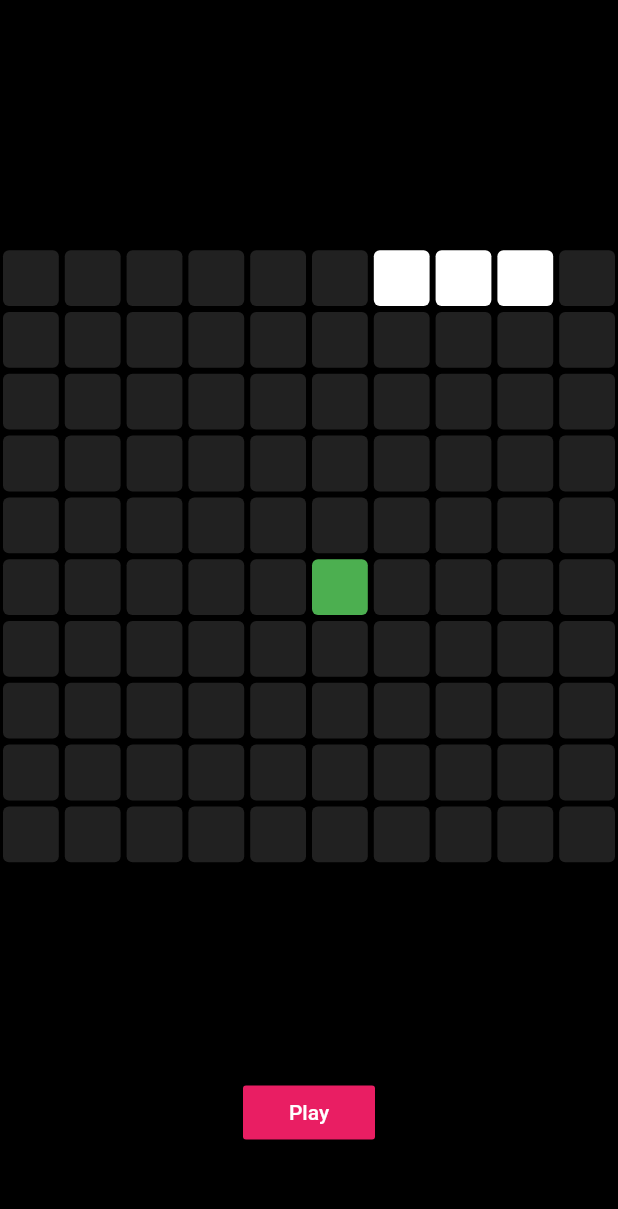
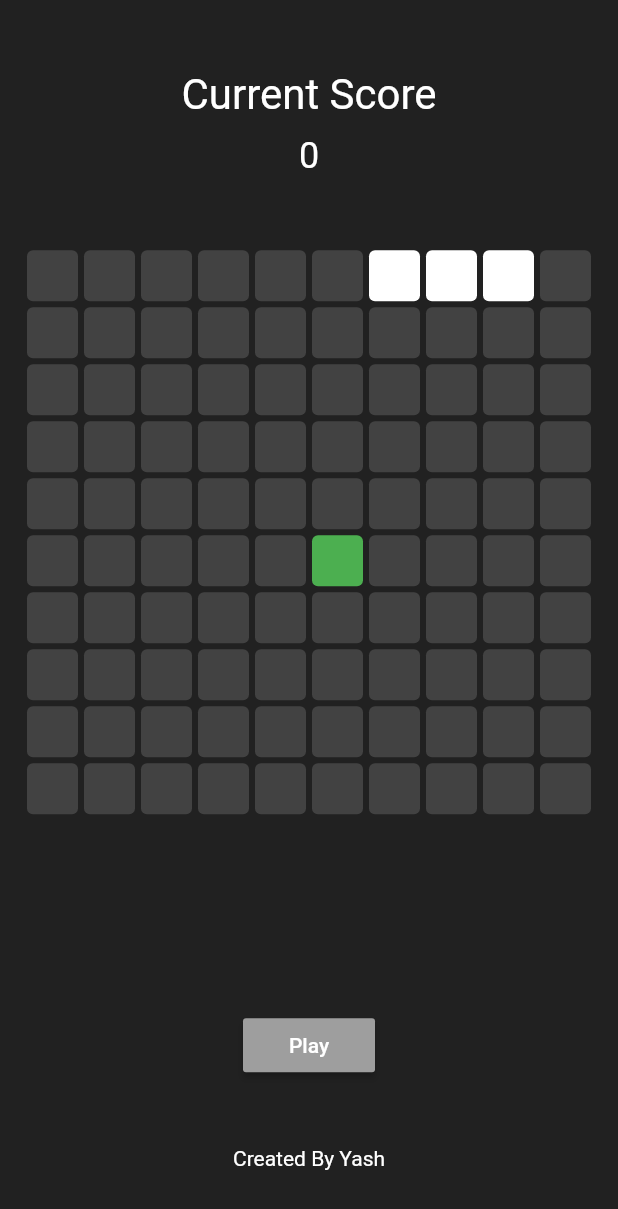
Before and after one commit to Arora-Yash-coder/snake_flutter, a Flutter app: the screen it shows after launch, after a tap on "Play", on a phone screen of 412 x 824 dp. Shown: the top 1209 px of the screen. Run offline on Flutter 3.47's test engine with Material 2 defaults, Android fonts, the phone set to English and light mode, and no system bars.

Commit message:
Almost Finished the Project

```diff
--- a/lib/blank_pixel.dart
+++ b/lib/blank_pixel.dart
@@ -9,7 +9,7 @@ class BlankPixel extends StatelessWidget {
       padding: const EdgeInsets.all(2.0),
       child: Container(
         decoration: BoxDecoration(
-          color: Colors.grey[900],
+          color: Colors.grey[800],
           borderRadius: BorderRadius.circular(4),
         ),
       ),
--- a/lib/home_page.dart
+++ b/lib/home_page.dart
@@ -1,4 +1,5 @@
 import 'dart:async';
+import 'dart:math';
 
 import 'package:flutter/material.dart';
 import 'package:snake_flutter/blank_pixel.dart';
@@ -19,6 +20,12 @@ class _MyHomePageState extends State<MyHomePage> {
   int rowSize = 10;
   int totalNumberOfSquares = 100;
 
+  // Game Score
+  int currentScore = 0;
+
+  // Game State
+  bool isGameRunning = false;
+
   // Snake Pos
   List<int> snakePos = [
     0,
@@ -38,7 +45,22 @@ class _MyHomePageState extends State<MyHomePage> {
       const Duration(milliseconds: 200),
       (timer) {
         setState(() {
+          isGameRunning = true;
           moveSnake();
+          if (gameOver()) {
+            timer.cancel();
+            isGameRunning = false;
+            // Display Score
+            showDialog(
+              context: context,
+              builder: (context) {
+                return AlertDialog(
+                  title: const Text('Game Over'),
+                  content: Text('Your Score is $currentScore'),
+                );
+              },
+            );
+          }
         });
       },
     );
@@ -56,8 +78,6 @@ class _MyHomePageState extends State<MyHomePage> {
             // Add new Head
             snakePos.add(snakePos.last + 1);
           }
-          // Remove tail
-          snakePos.removeAt(0);
         }
         break;
       case snakeDirection.LEFT:
@@ -70,8 +90,6 @@ class _MyHomePageState extends State<MyHomePage> {
             // Add new Head
             snakePos.add(snakePos.last - 1);
           }
-          // Remove tail
-          snakePos.removeAt(0);
         }
         break;
       case snakeDirection.UP:
@@ -84,8 +102,6 @@ class _MyHomePageState extends State<MyHomePage> {
             // Add new Head
             snakePos.add(snakePos.last - rowSize);
           }
-          // Remove tail
-          snakePos.removeAt(0);
         }
         break;
       case snakeDirection.DOWN:
@@ -98,27 +114,68 @@ class _MyHomePageState extends State<MyHomePage> {
             // Add new Head
             snakePos.add(snakePos.last + rowSize);
           }
+        }
+        break;
+      default:
+    }
+
+    if (snakePos.last == foodPos) {
+      eatFood();
+    } else {
       // Remove tail
       snakePos.removeAt(0);
     }
-        break;
-      default:
+  }
+
+  void eatFood() {
+    currentScore++;
+    // Making sure food not spawns on snakes body
+    while (snakePos.contains(foodPos)) {
+      foodPos = Random().nextInt(totalNumberOfSquares);
+    }
+  }
+
+  bool gameOver() {
+    List<int> snakeBody = snakePos.sublist(0, snakePos.length - 1);
+    if (snakeBody.contains(snakePos.last)) {
+      return true;
+    } else {
+      return false;
     }
   }
 
   @override
   Widget build(BuildContext context) {
     return Scaffold(
-      backgroundColor: Colors.black,
-      body: Column(
+      backgroundColor: Colors.grey[900],
+      body: SafeArea(
+        child: Column(
           children: [
             // HighScore
             Expanded(
-            child: Container(),
+              child: Column(
+                crossAxisAlignment: CrossAxisAlignment.center,
+                mainAxisAlignment: MainAxisAlignment.center,
+                children: [
+                  const Text(
+                    'Current Score',
+                    style: TextStyle(fontSize: 28),
+                  ),
+                  const SizedBox(
+                    height: 10,
+                  ),
+                  Text(
+                    currentScore.toString(),
+                    style: const TextStyle(fontSize: 24),
+                  ),
+                ],
+              ),
             ),
             // Game Area
             Expanded(
                 flex: 3,
+                child: Padding(
+                  padding: const EdgeInsets.symmetric(horizontal: 16),
                   child: GestureDetector(
                     onVerticalDragUpdate: (details) {
                       if (details.delta.dy > 0 &&
@@ -155,33 +212,40 @@ class _MyHomePageState extends State<MyHomePage> {
                         }
                       },
                     ),
+                  ),
                 )),
             // Play Button
             Expanded(
-            child: Center(
+              child: Column(
+                mainAxisAlignment: MainAxisAlignment.spaceEvenly,
+                children: [
+                  Center(
                     child: MaterialButton(
-                onPressed: startGame,
-                color: Colors.pink,
+                      onPressed: isGameRunning ? () {} : startGame,
+                      color: isGameRunning ? Colors.grey : Colors.pink,
                       child: const Text('Play'),
                     ),
                   ),
+                  Padding(
+                    padding: const EdgeInsets.symmetric(vertical: 30),
+                    child: Row(
+                      mainAxisAlignment: MainAxisAlignment.center,
+                      children: const [
+                        Text(
+                          'Created By Yash',
+                          style: TextStyle(
+                            color: Colors.white,
+                          ),
+                        ),
+                      ],
+                    ),
+                  ),
+                ],
+              ),
             ),
             //Branding
-          // Padding(
-          //   padding: const EdgeInsets.symmetric(vertical: 30),
-          //   child: Row(
-          //     mainAxisAlignment: MainAxisAlignment.center,
-          //     children: const [
-          //       Text(
-          //         'Created By Yash',
-          //         style: TextStyle(
-          //           color: Colors.white,
-          //         ),
-          //       ),
-          //     ],
-          //   ),
-          // ),
           ],
+        ),
       ),
     );
   }
--- a/lib/main.dart
+++ b/lib/main.dart
@@ -14,7 +14,7 @@ class MyApp extends StatelessWidget {
     return MaterialApp(
       title: 'Flutter Demo',
       theme: ThemeData(
-        primarySwatch: Colors.deepOrange,
+        primarySwatch: Colors.pink,
         brightness: Brightness.dark,
       ),
       home: const MyHomePage(),
```
Lines whose indentation alone changed are shown as unchanged.
